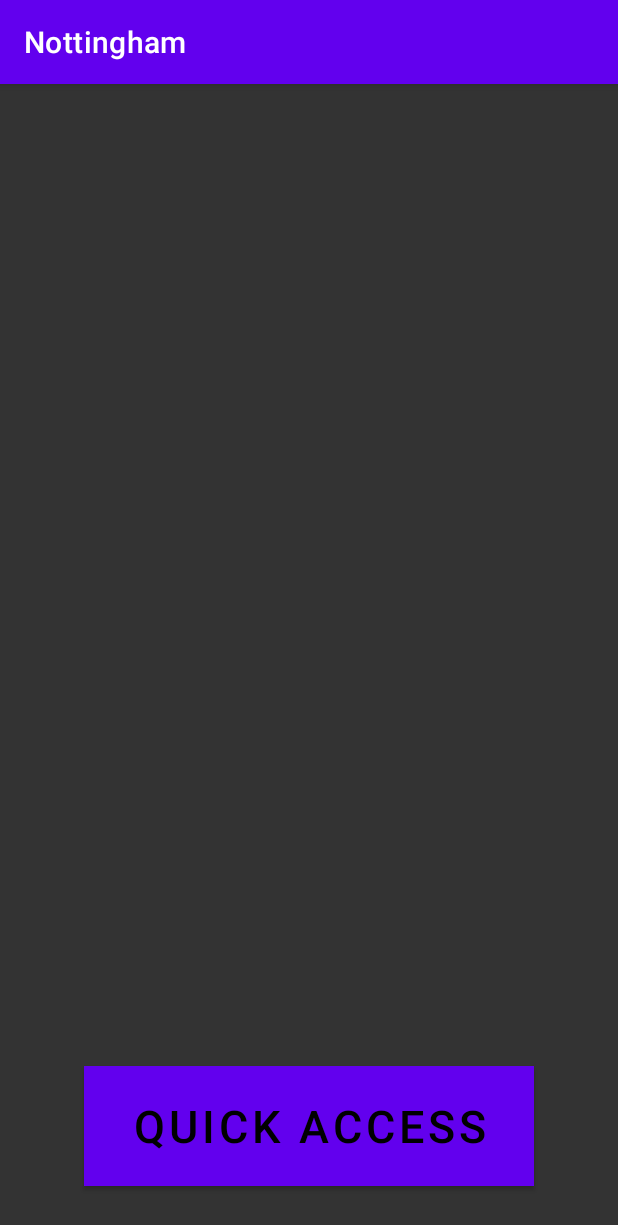
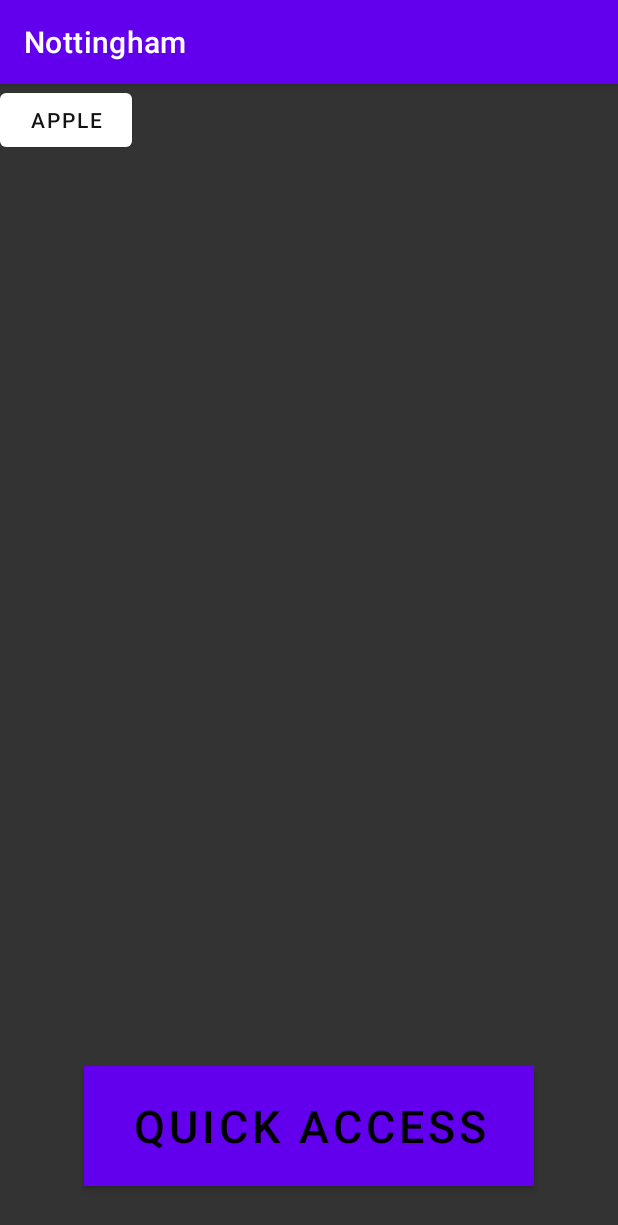
Before and after one commit to wzheng29/cse442-project-nottingham, an Android app: the screen it shows after launch (MainActivity), on a phone screen of 412 x 824 dp. Shown: the top 1225 px of the screen. Run offline under Robolectric (Android 15) with nearby library versions, the phone set to English and light mode, and no system bars.

Commit message:
Task #46:add the real_time activity to the AndroidManifest.xml

```diff
--- a/app/src/main/AndroidManifest.xml
+++ b/app/src/main/AndroidManifest.xml
@@ -10,6 +10,7 @@
         android:supportsRtl="true"
         android:theme="@style/Theme.Nottingham">
         <activity android:name=".quick_access"></activity>
+        <activity android:name=".real_time"></activity>
         <activity android:name=".MainActivity">
             <intent-filter>
                 <action android:name="android.intent.action.MAIN" />
--- a/app/src/main/java/com/example/nottingham/MainActivity.java
+++ b/app/src/main/java/com/example/nottingham/MainActivity.java
@@ -12,6 +12,7 @@ import android.widget.TextView;
 
 public class MainActivity extends AppCompatActivity {
     private Button quick_access;
+    private Button real_time;
 
     @Override
     protected void onCreate(Bundle savedInstanceState) {
@@ -26,6 +27,19 @@ public class MainActivity extends AppCompatActivity {
                 openQuickAccess();
             }
         });
+        real_time = (Button)findViewById(R.id.apple);
+        real_time.setBackgroundColor(Color.WHITE);
+        real_time.setOnClickListener(new View.OnClickListener(){
+            @Override
+            public void onClick(View v){
+                openRealTime();
+            }
+        });
+    }
+
+    public void openRealTime(){
+        Intent intent  = new Intent(this, real_time.class);
+        startActivity(intent);
     }
 
     public void openQuickAccess(){
--- a/app/src/main/res/layout/activity_main.xml
+++ b/app/src/main/res/layout/activity_main.xml
@@ -19,4 +19,11 @@
         android:background="@color/white"
         android:textColor="@color/black"/>
 
+    <Button
+        android:id="@+id/apple"
+        android:layout_width="wrap_content"
+        android:layout_height="wrap_content"
+        android:text="Apple"
+        android:textColor="#131313" />
+
 </RelativeLayout>
--- a/app/src/main/res/layout/activity_real_time.xml
+++ b/app/src/main/res/layout/activity_real_time.xml
@@ -17,6 +17,7 @@
         android:layout_marginRight="307dp"
         android:layout_marginBottom="667dp"
         android:text="Back"
+        android:textColor="#0B0A0A"
         app:layout_constraintBottom_toBottomOf="parent"
         app:layout_constraintEnd_toEndOf="parent"
         app:layout_constraintHorizontal_bias="0.0"
```
